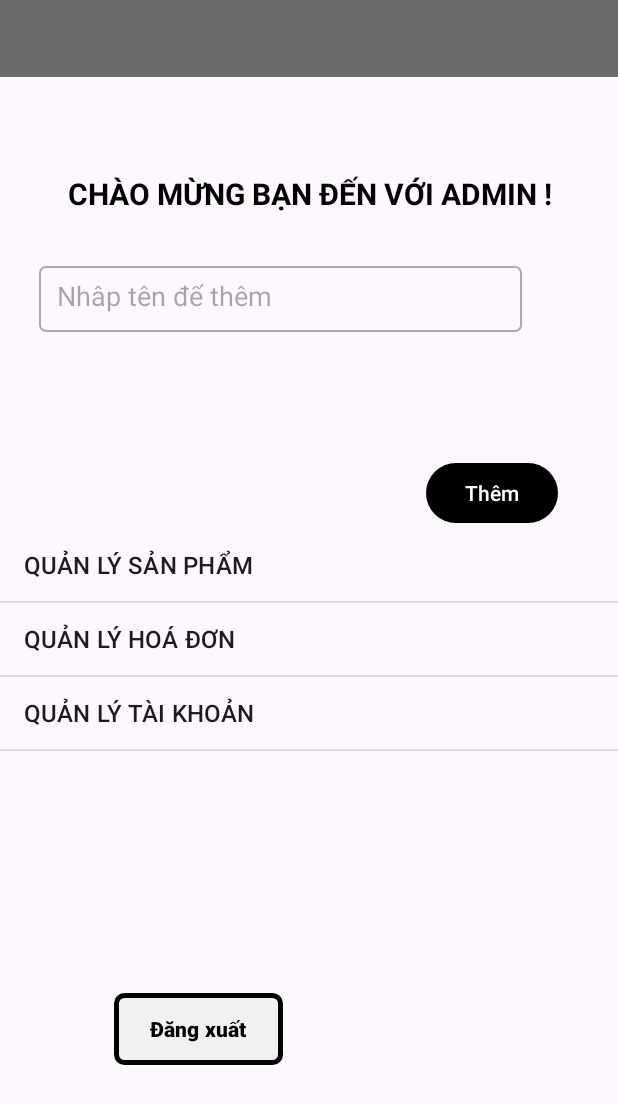
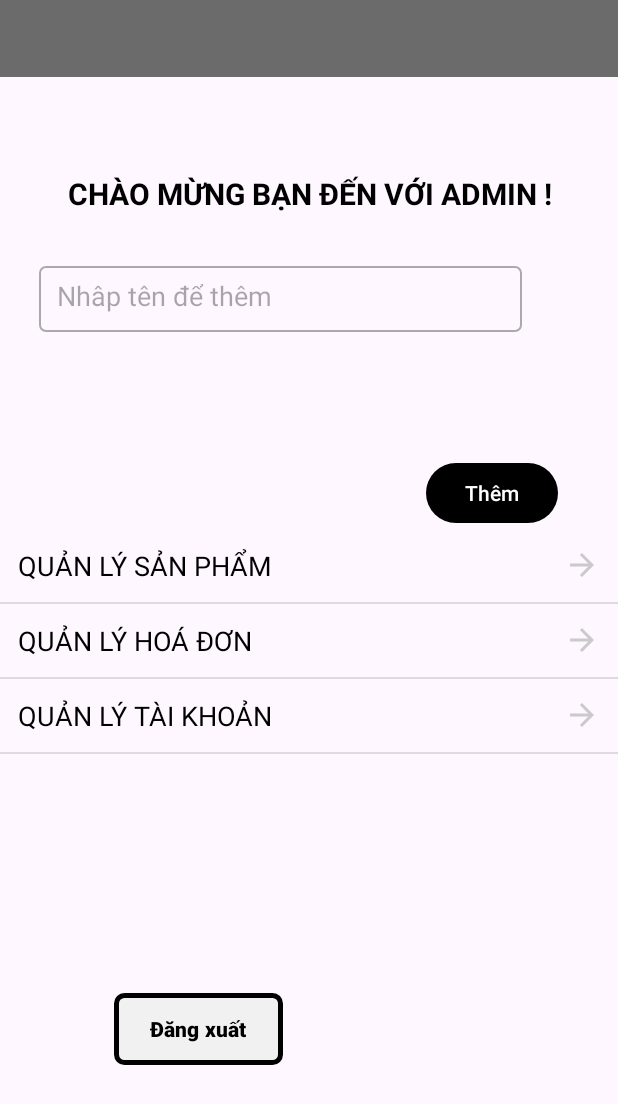
Before and after one commit to khacSon0907/fe_android, an Android app: the Admin screen opened directly, with no data from a screen before it, on a phone screen of 412 x 824 dp. Shown: the top 1104 px of the screen. Run offline under Robolectric (Android 15) with nearby library versions, the phone set to English and light mode, and no system bars.

Commit message:
re_update

```diff
--- a/app/src/main/java/com/example/myapplication/view/CartActivity.java
+++ b/app/src/main/java/com/example/myapplication/view/CartActivity.java
@@ -4,6 +4,7 @@ import android.os.Bundle;
 import android.widget.Button;
 import android.widget.ListView;
 import android.widget.TextView;
+import androidx.appcompat.widget.Toolbar;
 
 import androidx.appcompat.app.AppCompatActivity;
 
--- a/app/src/main/java/com/example/myapplication/view/authentication/Admin.java
+++ b/app/src/main/java/com/example/myapplication/view/authentication/Admin.java
@@ -52,7 +52,8 @@ public class Admin extends AppCompatActivity {
             finish(); // Kết thúc activity hiện tại
         });
 
-        ArrayAdapter arrayAdapter = new ArrayAdapter(Admin.this, android.R.layout.simple_list_item_1,listNameQl);
+        ArrayAdapter<String> arrayAdapter = new ArrayAdapter<String>(Admin.this, R.layout.item_admin_qlsp, R.id.txtItem, listNameQl);
+
 
         lisviewQladmin.setAdapter(arrayAdapter);
 
--- a/app/src/main/java/com/example/myapplication/view/authentication/AdminQlsp.java
+++ b/app/src/main/java/com/example/myapplication/view/authentication/AdminQlsp.java
@@ -5,6 +5,7 @@ import android.content.Intent;
 import android.os.Bundle;
 import android.view.View;
 import android.widget.Button;
+import android.widget.ImageView;
 import android.widget.Toast;
 import androidx.appcompat.app.AppCompatActivity;
 import androidx.lifecycle.ViewModelProvider;
@@ -29,6 +30,8 @@ public class AdminQlsp extends AppCompatActivity {
     protected void onCreate(Bundle savedInstanceState) {
         super.onCreate(savedInstanceState);
         setContentView(R.layout.admin_qlsp);
+        ImageView btnBack = findViewById(R.id.btnBack);
+        btnBack.setOnClickListener(v -> onBackPressed());
 
         recyclerView = findViewById(R.id.listviewProduct);
         recyclerView.setLayoutManager(new LinearLayoutManager(this));
--- /dev/null
+++ b/app/src/main/res/layout/item_admin_qlsp.xml
@@ -0,0 +1,25 @@
+<?xml version="1.0" encoding="utf-8"?>
+<LinearLayout xmlns:android="http://schemas.android.com/apk/res/android"
+    android:layout_width="match_parent"
+    android:layout_height="wrap_content"
+    xmlns:app="http://schemas.android.com/apk/res-auto"
+    android:orientation="horizontal"
+    android:padding="12dp"
+    android:gravity="center_vertical">
+
+    <TextView
+        android:id="@+id/txtItem"
+        android:layout_width="0dp"
+        android:layout_height="wrap_content"
+        android:layout_weight="1"
+        android:textSize="18sp"
+        android:textColor="@android:color/black" />
+
+    <ImageView
+        android:id="@+id/imgArrow"
+        android:layout_width="24dp"
+        android:layout_height="24dp"
+        android:src="@drawable/ic_arrow_right"
+        app:tint="@android:color/darker_gray"
+        android:contentDescription="Arrow Right" />
+</LinearLayout>
```
Also changed, not shown: app/src/main/res/layout/admin_qlsp.xml (+15 -0 lines).
